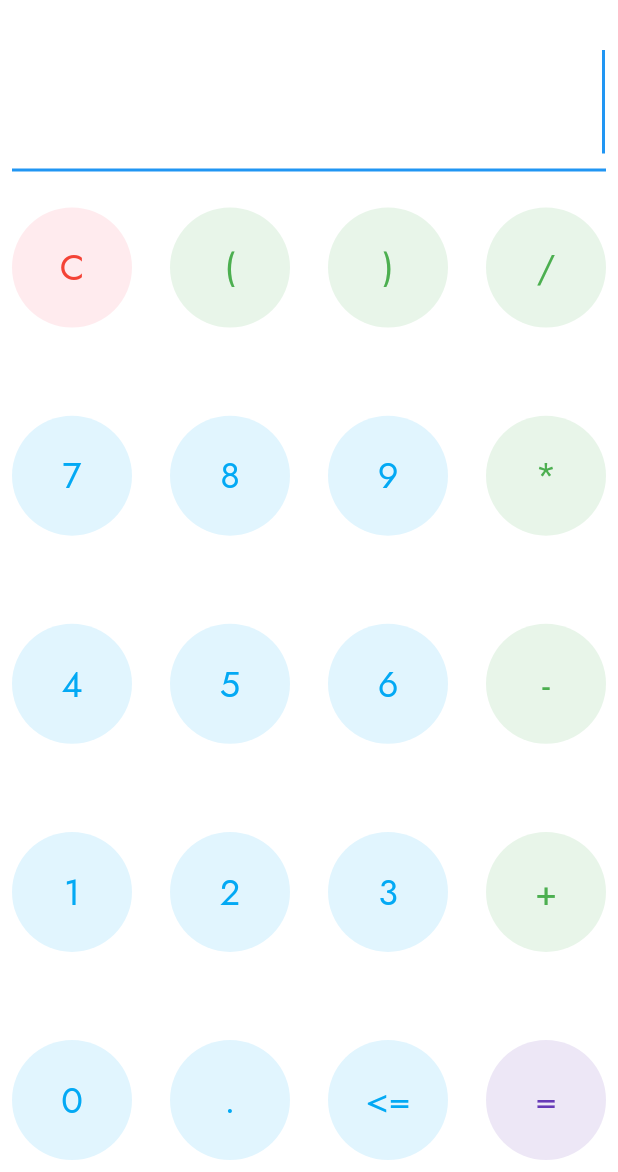
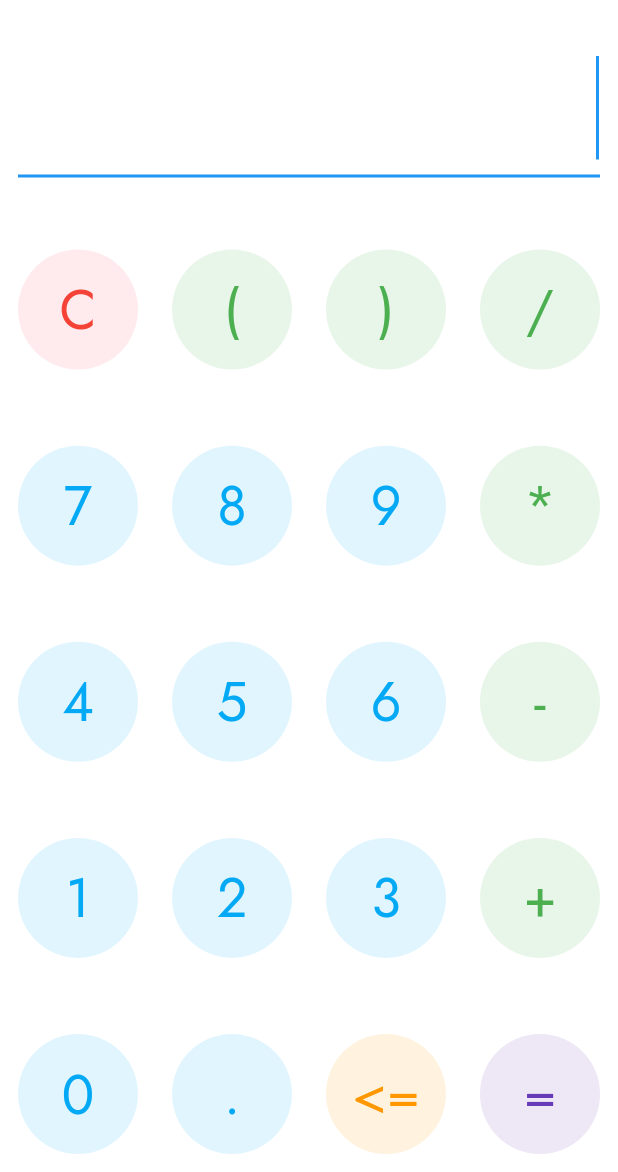
Before and after one commit to grand0/calculator, a Flutter app: the screen it shows after launch, on a phone screen of 412 x 824 dp, the part 64-1236 px from its top. Run offline on Flutter 3.47's test engine with Material 2 defaults, Android fonts, the phone set to English and light mode, and no system bars; our stand-ins replace google_fonts; missing offline and left inert: function_tree.

Commit message:
Minor visual changes

```diff
--- a/lib/pages/calculator.dart
+++ b/lib/pages/calculator.dart
@@ -23,7 +23,7 @@ class Calculator extends StatelessWidget {
         backgroundColor: Theme.of(context).backgroundColor,
       ),
       body: Padding(
-        padding: const EdgeInsets.all(8.0),
+        padding: const EdgeInsets.all(12.0),
         child: Column(
           mainAxisAlignment: MainAxisAlignment.spaceBetween,
           children: [
@@ -37,7 +37,7 @@ class Calculator extends StatelessWidget {
               autofocus: true,
               textAlign: TextAlign.right,
             ),
-            const SizedBox(height: 24.0),
+            const SizedBox(height: 48.0),
             Expanded(child: generateKeyboard()),
           ],
         ),
@@ -190,7 +190,7 @@ class CalcButton extends StatelessWidget {
               data.text,
               style: TextStyle(
                 color: data.textColor,
-                fontSize: 24,
+                fontSize: 36,
               ),
               textAlign: TextAlign.center,
             ),
@@ -282,7 +282,7 @@ List<List<ButtonData>> keyboardLayout = [
     ButtonData.fromMaterialColor(
         color: Colors.lightBlue, text: '.', action: Action.insert),
     ButtonData.fromMaterialColor(
-        color: Colors.lightBlue, text: '<=', action: Action.backspace),
+        color: Colors.orange, text: '<=', action: Action.backspace),
     ButtonData.fromMaterialColor(
         color: Colors.deepPurple, text: '=', action: Action.evaluate),
   ],
```
